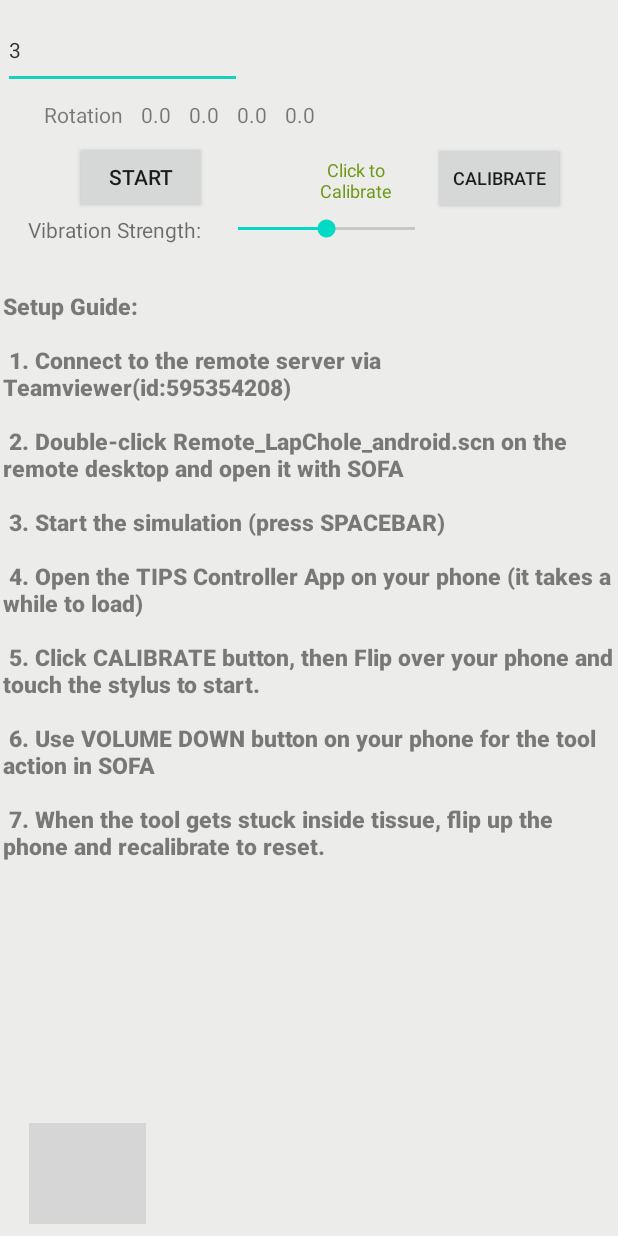
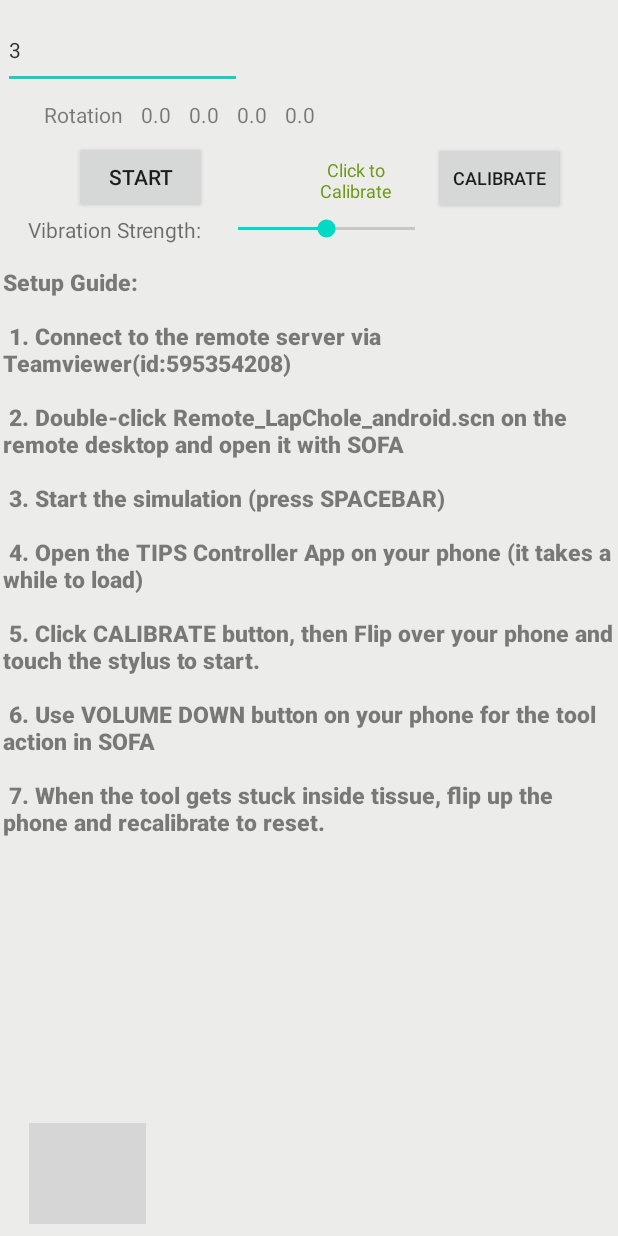
Before and after one commit to ruiliang-gao/TIPSlite-Remote-Controller-android, an Android app: the layout activity_main.xml on its own in the app's theme, with its tools: preview values and no code run, on a phone screen of 412 x 824 dp. Run offline under Robolectric (Android 15) with nearby library versions, the phone set to English and light mode, and no system bars; network calls fail; grey boxes are pictures that could not be loaded.

Commit message:
Small fix on the crash.

```diff
--- a/app/src/main/res/layout/activity_main.xml
+++ b/app/src/main/res/layout/activity_main.xml
@@ -85,7 +85,7 @@
         android:importantForAutofill="no"
         android:inputType="none"
         android:textSize="14sp"
-        android:visibility="invisible"
+        android:visibility="gone"
         app:layout_constraintBottom_toBottomOf="@+id/skip_send_delay"
         app:layout_constraintEnd_toEndOf="parent"
         app:layout_constraintHorizontal_bias="0.017"
@@ -185,7 +185,7 @@
         android:checked="true"
         android:textOff="@string/instrument_2"
         android:textOn="@string/instrument_1"
-        android:visibility="invisible"
+        android:visibility="gone"
         app:layout_constraintBottom_toBottomOf="@+id/skip_send_delay"
         app:layout_constraintEnd_toEndOf="parent"
         app:layout_constraintStart_toEndOf="@+id/editTextTextPortNum"
```
Also changed, not shown: app/src/main/java/com/surflab/tipscontroller/MainActivity.java (+6 -6 lines).
